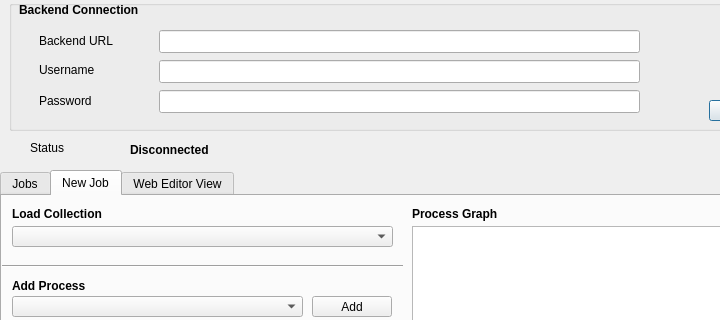
Old version of the form openeo_connector_dialog_base.ui in the repository Open-EO/openeo-qgis-plugin; both pictures show x 0 to 720 and y 0 to 320 of the 850 by 900 pixel window.
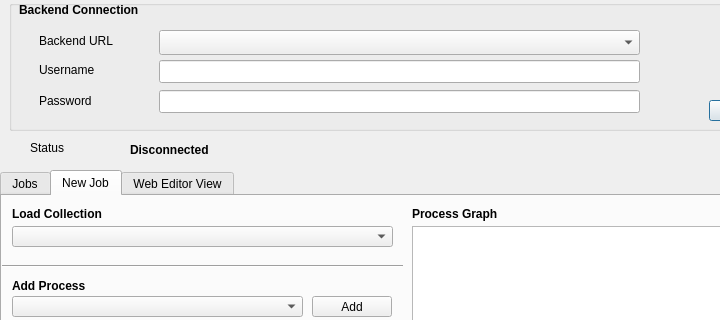
New version of the form. The open tabs and pages were chosen to show the change. Icons and pictures are not drawn.

Commit message: Backend List added in ComboBox

Patch:
```diff
--- a/openeo_connector_dialog_base.ui
+++ b/openeo_connector_dialog_base.ui
@@ -50,16 +50,6 @@
      <string>Backend URL</string>
     </property>
    </widget>
-   <widget class="QLineEdit" name="backendEdit">
-    <property name="geometry">
-     <rect>
-      <x>150</x>
-      <y>30</y>
-      <width>481</width>
-      <height>23</height>
-     </rect>
-    </property>
-   </widget>
    <widget class="QLabel" name="label_2">
     <property name="geometry">
      <rect>
@@ -159,6 +149,16 @@
      <string>Connect</string>
     </property>
    </widget>
+   <widget class="QComboBox" name="backendEdit">
+    <property name="geometry">
+     <rect>
+      <x>150</x>
+      <y>30</y>
+      <width>481</width>
+      <height>25</height>
+     </rect>
+    </property>
+   </widget>
   </widget>
   <widget class="QTabWidget" name="tabWidget">
    <property name="geometry">
```
Left out of the diff: 8 changed lines with no effect on the pictures. The commit also changes 1 other file.
